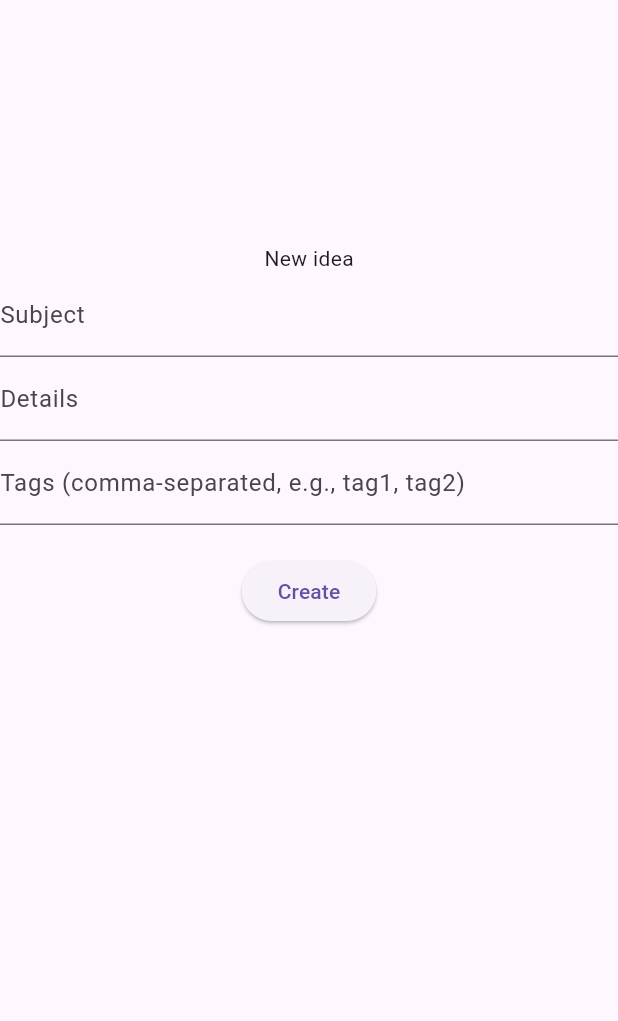
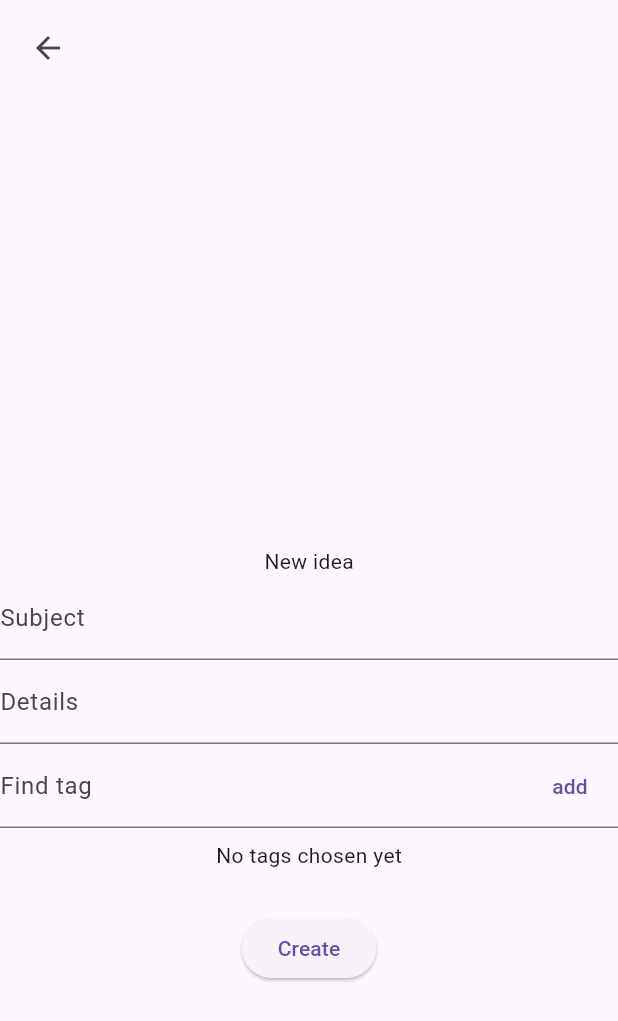
Before and after one commit to akivazo/brain_storm-frontend, a Flutter app: the NewIdeaForm screen opened directly, on a phone screen of 412 x 824 dp. Shown: the top 1021 px of the screen. Run offline on Flutter 3.47's test engine with Material 3 defaults, Android fonts, the light colour scheme and no system bars; missing offline and left inert: dart:html, dart:js_interop, encrypt; accounts and stored records are empty; network calls fail.

Commit message:
tag suggestions

```diff
--- a/lib/home_page/filter_view.dart
+++ b/lib/home_page/filter_view.dart
@@ -1,12 +1,7 @@
 import 'package:brain_storm/data/data_manager.dart';
-import 'package:brain_storm/data/data_models.dart';
-import 'package:brain_storm/data/user_manager.dart';
 import 'package:brain_storm/home_page/ideas_feed.dart';
 import 'package:brain_storm/home_page/main_feed.dart';
-import 'package:brain_storm/home_page/new_idea.dart';
-import 'package:encrypt/encrypt.dart';
 import 'package:flutter/material.dart';
-import 'package:provider/provider.dart';
 
 class TagsFilter extends StatelessWidget {
   @override
@@ -42,6 +37,7 @@ class TagsFilter extends StatelessWidget {
                           children: [
                             SizedBox(width: 10,),
                             Icon(Icons.tag),
+                            SizedBox(width: 10,),
                             Text("Tags", style: Theme.of(context).textTheme.headlineSmall,),
                           ],
                         )
--- a/lib/home_page/new_idea.dart
+++ b/lib/home_page/new_idea.dart
@@ -45,21 +45,153 @@ class DetailsField extends StatelessWidget {
   }
 }
 
-class TagsField extends StatelessWidget {
-  final TextEditingController controller;
+class TagsField extends StatefulWidget {
 
-  const TagsField({super.key, required this.controller});
+  final Set<String> chosenTags;
+  const TagsField({super.key, required this.chosenTags});
 
   @override
+  State<TagsField> createState() => _TagsFieldState();
+}
+
+class _TagsFieldState extends State<TagsField> {
+  late TextEditingController _controller = TextEditingController();
+  final FocusNode _focusNode = FocusNode();
+  final LayerLink _layerLink = LayerLink();
+  OverlayEntry? _overlayEntry;
+  List<String> filteredSuggestions = [];
+  late Set<String> chosenTags;
+
+  @override
+  void initState() {
+    super.initState();
+    chosenTags = widget.chosenTags;
+    _controller.addListener(_onTextChanged);
+    _focusNode.addListener(_onFocusChanged);
+
+  }
+
+
+  @override
+  void dispose() {
+    _controller.dispose();
+    _focusNode.dispose();
+    _overlayEntry?.remove(); // Ensure overlay is removed on dispose
+    super.dispose();
+  }
+
+  Future<List<String>> getTagsSuggestion(String text) async {
+    var tagsManager = TagsManager.getInstance(context);
+    return tagsManager.getSortedTags().then((tags) {
+      return tags
+          .where((tag) => tag.toLowerCase().contains(text.toLowerCase()))
+          .toList();
+    });
+  }
+
+  void _onTextChanged() async {
+    final text = _controller.text;
+    if (text.isNotEmpty) {
+      filteredSuggestions = await getTagsSuggestion(text);
+      _showOverlay();
+    } else {
+      _hideOverlay();
+    }
+  }
+
+  void _onFocusChanged() {
+    if (_controller.text.isNotEmpty && !_focusNode.hasFocus) {
+     //_hideOverlay();
+    }
+  }
+
+  void _showOverlay() {
+    // Remove any existing overlay before creating a new one
+    _overlayEntry?.remove();
+    _overlayEntry = _createOverlayEntry();
+    Overlay.of(context).insert(_overlayEntry!);
+  }
+
+  void _hideOverlay() {
+    // Remove overlay if it exists
+    _overlayEntry?.remove();
+    _overlayEntry = null;
+  }
+
+  OverlayEntry _createOverlayEntry() {
+    return OverlayEntry(
+      builder: (context) => Positioned(
+        width: 400,
+        child: CompositedTransformFollower(
+          link: _layerLink,
+          showWhenUnlinked: false,
+          offset: Offset(0, 56),
+          child: Material(
+            elevation: 4.0,
+            child: ListView(
+              padding: EdgeInsets.zero,
+              shrinkWrap: true,
+              children: filteredSuggestions.map((suggestion) {
+                return ListTile(
+                  title: Text(suggestion),
+                  onTap: () {
+                    setState(() {
+                      print(chosenTags);
+                      chosenTags.add(suggestion);
+                    });
+                    _controller.clear();
+                    _focusNode.unfocus();
+                    _hideOverlay();
+                  },
+                );
+              }).toList(),
+            ),
+          ),
+        ),
+      ),
+    );
+  }
+
+  void _addCustomTag(){
+    setState(() {
+      chosenTags.add(_controller.text.trim());
+      _controller.clear();
+    });
+  }
+  @override
   Widget build(BuildContext context) {
-    return TextFormField(
-      controller: controller,
+    return Column(
+      children: [
+
+        CompositedTransformTarget(
+          link: _layerLink,
+          child: TextFormField(
+            controller: _controller,
+            focusNode: _focusNode,
             decoration: InputDecoration(
-          labelText: 'Tags (comma-separated, e.g., tag1, tag2)'),
-
+              labelText: 'Find tag',
+              suffixIcon: TextButton(onPressed: (){
+                _addCustomTag();
+              }, child: Text("add"))
+            ),
+          ),
+        ),
+        Padding(
+          padding: const EdgeInsets.all(8.0),
+          child: Builder(
+              builder: (context) {
+                if (chosenTags.isEmpty){
+                  return Text("No tags chosen yet");
+                }
+                return Text("Tags: ${chosenTags.join(", ")}");
+              }
+          ),
+        ),
+      ],
     );
   }
 }
+
 
 
 class NewIdeaForm extends StatefulWidget {
@@ -71,7 +203,7 @@ class _NewIdeaFormState extends State<NewIdeaForm> {
   final _formKey = GlobalKey<FormState>();
   final _subjectController = TextEditingController();
   final _detailsController = TextEditingController();
-  final _tagsController = TextEditingController();
+  final _chosenTags = Set<String>();
 
   void _create(){
     var ideaManager = IdeasManager.getInstance(context);
@@ -81,9 +213,7 @@ class _NewIdeaFormState extends State<NewIdeaForm> {
       final name = userManager.getUser().name;
       final subject = _subjectController.text;
       final details = _detailsController.text;
-      final tags = _tagsController.text.split(',')
-          .map((tag) => tag.trim())
-          .toList();
+      final tags = _chosenTags.toList();
 
       ideaManager.createIdea(name, subject, details, tags, context);
       Navigator.pop(context);
@@ -94,8 +224,20 @@ class _NewIdeaFormState extends State<NewIdeaForm> {
   Widget build(BuildContext context) {
 
     return Scaffold(
-      body: Center(
-        child: Container(
+      body: Column(
+        mainAxisAlignment: MainAxisAlignment.start,
+        children: [
+          Padding(
+            padding: const EdgeInsets.all(8.0),
+            child: Align(
+              alignment: Alignment.topLeft,
+              child: IconButton(onPressed: () {
+                Navigator.of(context).pop();
+              }, icon: Icon(Icons.arrow_back)),
+            ),
+          ),
+          SizedBox(height: 300,),
+          Container(
             constraints: BoxConstraints(
               maxHeight: 500,
               maxWidth: 500
@@ -108,7 +250,7 @@ class _NewIdeaFormState extends State<NewIdeaForm> {
                   Text("New idea"),
                   SubjectField(controller: _subjectController),
                   DetailsField(controller: _detailsController),
-                TagsField(controller: _tagsController),
+                  TagsField(chosenTags: _chosenTags,),
                   SizedBox(height: 20),
                   Center(
                     child: ElevatedButton(
@@ -122,6 +264,7 @@ class _NewIdeaFormState extends State<NewIdeaForm> {
               ),
             ),
           ),
+        ],
       ),
     );
   }
```
Also changed, not shown: lib/data/data_manager.dart (+10 -0 lines). Lines whose indentation alone changed are shown as unchanged.
